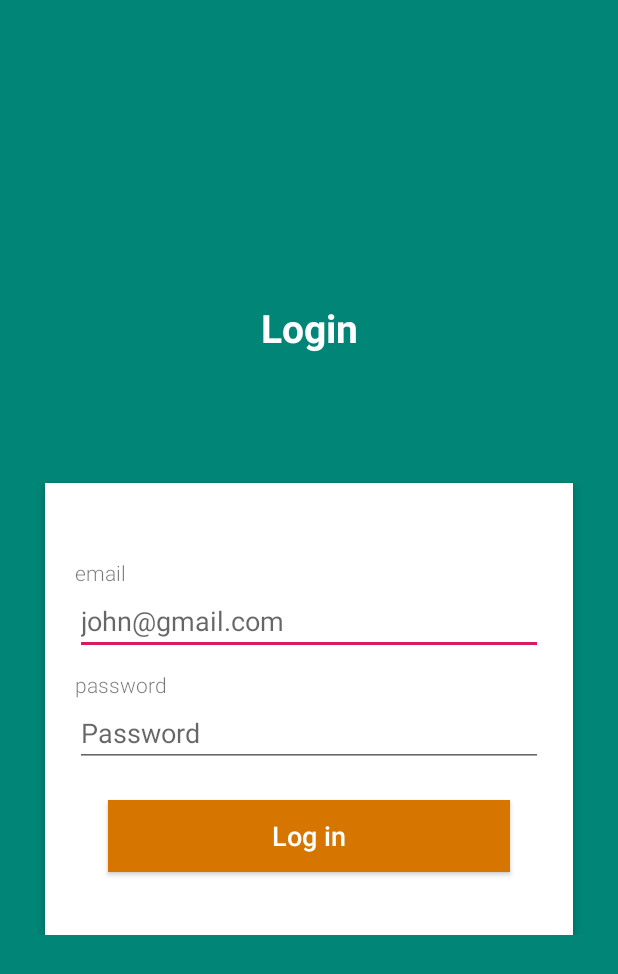
After one commit to LeonardoFFranco/FortApp, an Android app: the layout activity_login.xml on its own in the app's theme, with its tools: preview values and no code run, on a phone screen of 412 x 824 dp. The commit adds this screen. Shown: the top 974 px of the screen. Run offline under Robolectric (Android 15) with nearby library versions, the phone set to English and light mode, and no system bars.

Commit message:
Login+MVVM

```diff
--- /dev/null
+++ b/app/src/main/java/edu/upb/fortapp/models/UserType.java
@@ -0,0 +1,5 @@
+package edu.upb.fortapp.models;
+
+public enum UserType {
+    REGULAR_USER
+}
--- a/app/src/main/java/edu/upb/fortapp/repository/RepositoryImpl.java
+++ b/app/src/main/java/edu/upb/fortapp/repository/RepositoryImpl.java
@@ -1,4 +1,10 @@
 package edu.upb.fortapp.repository;
 
+import androidx.lifecycle.LiveData;
+
+import edu.upb.fortapp.models.Base;
+
 public interface RepositoryImpl {
+    LiveData<Base> login(String email, String password);
+
 }
--- /dev/null
+++ b/app/src/main/res/drawable/splashscreen.xml
@@ -0,0 +1,9 @@
+<?xml version="1.0" encoding="utf-8"?>
+<layer-list xmlns:android="http://schemas.android.com/apk/res/android"
+    android:opacity="opaque">
+    <item android:drawable="@color/colorPrimary"/>
+    <item>
+        <bitmap android:src="@drawable/llama"
+            android:gravity="center"/>
+    </item>
+</layer-list>
--- /dev/null
+++ b/app/src/main/res/layout/activity_login.xml
@@ -0,0 +1,102 @@
+<?xml version="1.0" encoding="utf-8"?>
+<RelativeLayout xmlns:android="http://schemas.android.com/apk/res/android"
+    xmlns:tools="http://schemas.android.com/tools"
+    android:layout_width="match_parent"
+    android:layout_height="match_parent"
+    android:background="#008577"
+    android:orientation="vertical"
+    android:scrollbarAlwaysDrawVerticalTrack="true"
+    tools:context="ui.activites.LoginActivity">
+
+    <RelativeLayout
+        android:id="@+id/loginLayout"
+        android:layout_width="match_parent"
+        android:layout_height="wrap_content"
+        android:layout_centerInParent="true">
+
+        <TextView
+            android:id="@+id/login_title"
+            android:layout_width="fill_parent"
+            android:layout_height="wrap_content"
+            android:layout_marginBottom="16dp"
+            android:gravity="center_horizontal"
+            android:text="Login"
+            android:textColor="#fff"
+            android:textSize="26sp"
+            android:textStyle="bold" />
+
+        <RelativeLayout
+            android:layout_width="fill_parent"
+            android:layout_height="wrap_content"
+            android:layout_below="@+id/login_title"
+            android:layout_marginLeft="30dp"
+            android:layout_marginTop="70dp"
+            android:layout_marginRight="30dp"
+            android:background="#fff"
+            android:elevation="4dp"
+            android:orientation="vertical"
+            android:padding="20dp">
+
+            <LinearLayout
+                android:layout_width="fill_parent"
+                android:layout_height="wrap_content"
+                android:orientation="vertical"
+                android:paddingTop="30dp">
+
+
+                <TextView
+                    android:layout_width="wrap_content"
+                    android:layout_height="wrap_content"
+                    android:fontFamily="sans-serif-light"
+                    android:labelFor="@id/edit_text_email"
+                    android:text="email" />
+
+                <EditText
+                    android:id="@+id/edit_text_email"
+                    android:layout_width="fill_parent"
+                    android:layout_height="wrap_content"
+                    android:layout_marginBottom="10dp"
+                    android:drawablePadding="10dp"
+
+                    android:hint="john@gmail.com"
+                    android:inputType="textEmailAddress"
+                    android:singleLine="true" />
+
+                <TextView
+                    android:layout_width="wrap_content"
+                    android:layout_height="wrap_content"
+                    android:fontFamily="sans-serif-light"
+                    android:labelFor="@id/edit_text_password"
+                    android:text="password" />
+
+                <EditText
+                    android:id="@+id/edit_text_password"
+                    android:layout_width="fill_parent"
+                    android:layout_height="wrap_content"
+                    android:drawablePadding="10dp"
+                    android:hint="Password"
+
+
+                    android:inputType="textPassword"
+                    android:singleLine="true" />
+
+
+                <Button
+                    android:id="@+id/button_sign_in"
+                    android:layout_width="fill_parent"
+                    android:layout_height="wrap_content"
+                    android:layout_margin="22dp"
+                    android:background="#d67601"
+                    android:text="Log in"
+                    android:textAllCaps="false"
+                    android:textColor="#fff"
+                    android:textSize="18sp" />
+
+            </LinearLayout>
+
+        </RelativeLayout>
+
+    </RelativeLayout>
+
+
+</RelativeLayout>
--- a/app/src/main/res/values/styles.xml
+++ b/app/src/main/res/values/styles.xml
@@ -7,5 +7,7 @@
         <item name="colorPrimaryDark">@color/colorPrimaryDark</item>
         <item name="colorAccent">@color/colorAccent</item>
     </style>
-
+    <style name="SplashTheme" parent="AppTheme">
+        <item name="android:windowBackground">@drawable/splashscreen</item>
+    </style>
 </resources>
--- a/build.gradle
+++ b/build.gradle
@@ -7,7 +7,7 @@ buildscript {
     }
     dependencies {
         classpath 'com.android.tools.build:gradle:3.5.2'
-
+        classpath 'com.google.gms:google-services:4.3.2'
         // NOTE: Do not place your application dependencies here; they belong
         // in the individual module build.gradle files
     }
```
Also changed, not shown: app/build.gradle (+11 -4 lines), app/src/main/AndroidManifest.xml (+9 -5 lines), app/src/main/java/edu/upb/fortapp/models/Base.java (added, +65 -0 lines), app/src/main/java/edu/upb/fortapp/models/UserLogged.java (added, +20 -0 lines), app/src/main/java/edu/upb/fortapp/repository/Repository.java (+24 -1 lines), app/src/main/java/edu/upb/fortapp/repository/firebase/FirebaseRepository.java (+56 -0 lines), app/src/main/java/edu/upb/fortapp/ui/activites/LoginActivity.java (+133 -1 lines), app/src/main/java/edu/upb/fortapp/utils/ResponseMapper.java (added, +14 -0 lines), app/src/main/java/edu/upb/fortapp/viewmodel/LoginViewModel.java (+41 -1 lines), app/src/main/res/drawable/llama.png (added), 1 other file.
